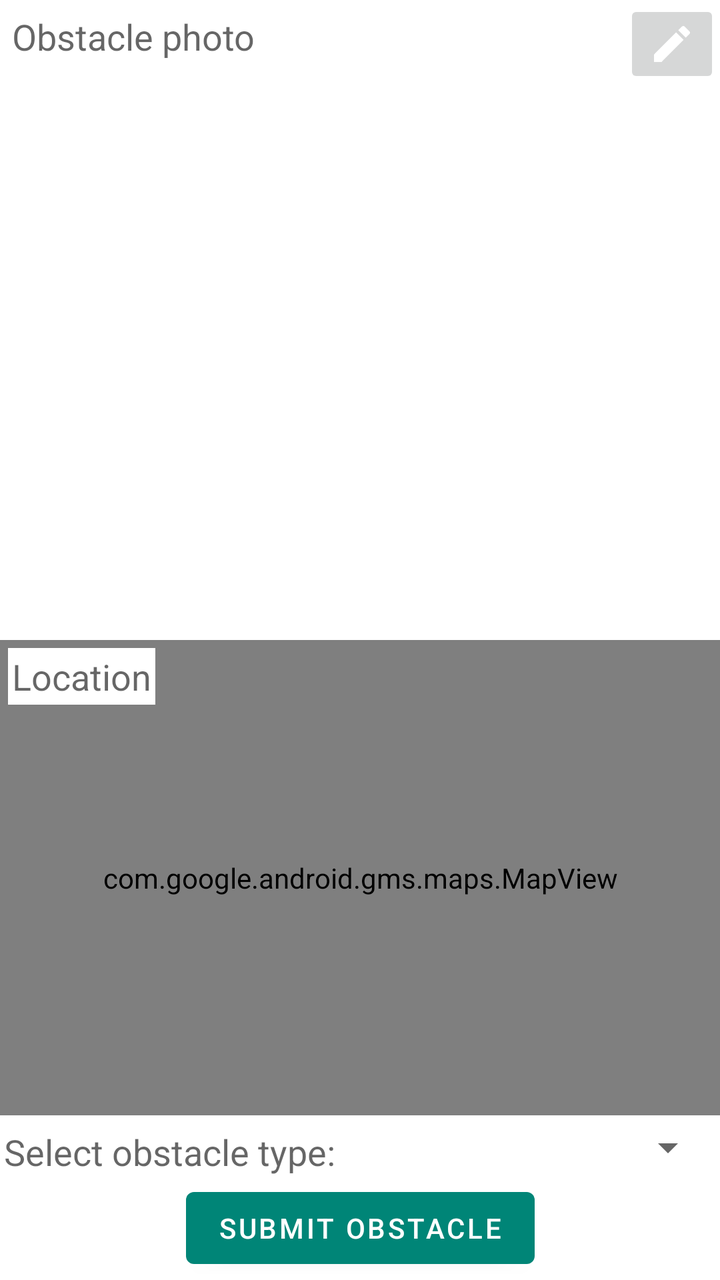
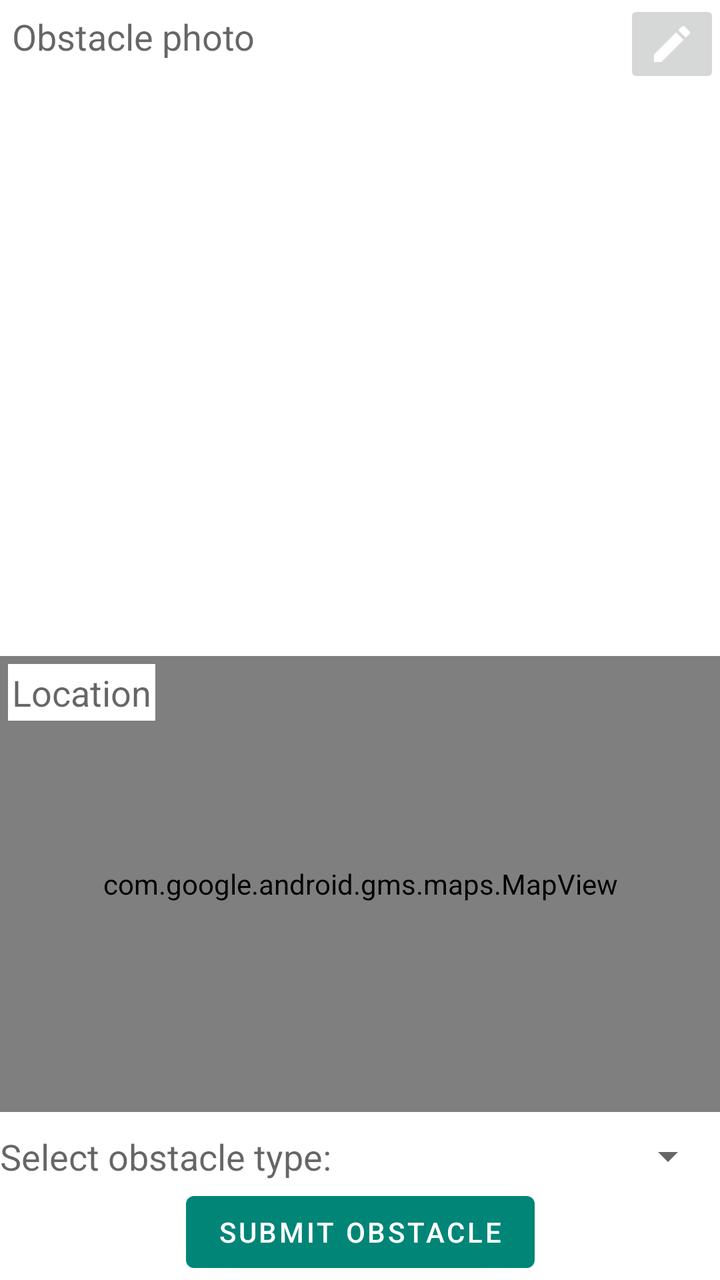

Two renders of the same Android screen: before a commit and after it. Below are the layout's source before the change and the commit's diff.
<!-- AndroidManifest.xml: application theme AppTheme -->
<!-- res/layout/fragment_obstacle_edit.xml -->
<?xml version="1.0" encoding="utf-8"?>
<androidx.constraintlayout.widget.ConstraintLayout xmlns:android="http://schemas.android.com/apk/res/android"
    xmlns:app="http://schemas.android.com/apk/res-auto"
    xmlns:map="http://schemas.android.com/apk/res-auto"
    xmlns:tools="http://schemas.android.com/tools"
    android:layout_width="match_parent"
    android:layout_height="match_parent"
    android:layout_margin="@dimen/margin_small"
    tools:context=".ObstacleEditFragment">

    <ImageView
        android:id="@+id/obstacle_image_view"
        android:layout_width="match_parent"
        android:layout_height="0dp"
        android:layout_marginBottom="4dp"
        android:scaleType="centerCrop"
        app:layout_constraintEnd_toEndOf="parent"
        app:layout_constraintHeight_percent="0.5"
        app:layout_constraintStart_toStartOf="parent"
        app:layout_constraintTop_toTopOf="parent">

    </ImageView>

    <TextView
        android:id="@+id/photo_title"
        style="@style/TextAppearance.AppCompat.Medium"
        android:layout_width="wrap_content"
        android:layout_height="wrap_content"
        android:layout_margin="4dp"
        android:background="@android:color/white"
        android:padding="2dp"
        android:text="Obstacle photo"
        app:layout_constraintStart_toStartOf="@id/obstacle_image_view"
        app:layout_constraintTop_toTopOf="@id/obstacle_image_view" />

    <ImageButton
        android:id="@+id/button_edit_photo"
        android:layout_width="wrap_content"
        android:layout_height="wrap_content"
        android:src="@drawable/ic_edit_white_24dp"
        app:layout_constraintEnd_toEndOf="@id/obstacle_image_view"
        app:layout_constraintTop_toTopOf="@id/obstacle_image_view" />

    <com.google.android.gms.maps.MapView
        android:id="@+id/map"
        android:layout_width="match_parent"
        android:layout_height="0dp"
        android:layout_marginBottom="4dp"
        app:layout_constraintBottom_toTopOf="@id/select_obstacle_type_text"
        app:layout_constraintEnd_toEndOf="parent"
        app:layout_constraintStart_toStartOf="parent"
        app:layout_constraintTop_toBottomOf="@id/obstacle_image_view"
        map:mapType="normal"
        map:uiRotateGestures="false"
        map:uiScrollGestures="true"
        map:uiTiltGestures="false" />

    <TextView
        android:id="@+id/map_title"
        style="@style/TextAppearance.AppCompat.Medium"
        android:layout_width="wrap_content"
        android:layout_height="wrap_content"
        android:layout_margin="4dp"
        android:background="@android:color/white"
        android:padding="2dp"
        android:text="Location"
        app:layout_constraintStart_toStartOf="@id/map"
        app:layout_constraintTop_toTopOf="@id/map" />

    <TextView
        android:id="@+id/select_obstacle_type_text"
        style="@style/TextAppearance.AppCompat.Medium"
        android:layout_width="wrap_content"
        android:layout_height="wrap_content"
        android:layout_margin="2dp"
        android:text="@string/select_obstacle_type"
        app:layout_constraintBottom_toTopOf="@id/button_submit"
        app:layout_constraintStart_toStartOf="parent"
        app:layout_constraintTop_toBottomOf="@id/map" />

    <Spinner
        android:id="@+id/spinner"
        android:layout_width="wrap_content"
        android:layout_height="wrap_content"
        android:layout_margin="2dp"
        app:layout_constraintBottom_toTopOf="@id/button_submit"
        app:layout_constraintEnd_toEndOf="parent"
        app:layout_constraintTop_toBottomOf="@id/map" />

    <Button
        android:id="@+id/button_submit"
        android:layout_width="wrap_content"
        android:layout_height="wrap_content"
        android:text="Submit obstacle"
        app:layout_constraintBottom_toBottomOf="parent"
        app:layout_constraintEnd_toEndOf="parent"
        app:layout_constraintStart_toStartOf="parent"
        app:layout_constraintTop_toBottomOf="@id/spinner" />

</androidx.constraintlayout.widget.ConstraintLayout>
<!-- resources referenced by this layout -->
<resources>
  <dimen name="margin_small">8dp</dimen>
  <!-- drawable ic_edit_white_24dp (drawable) -->
  <vector android:height="24dp" android:tint="#FFFFFF"
      android:viewportHeight="24.0" android:viewportWidth="24.0"
      android:width="24dp" xmlns:android="http://schemas.android.com/apk/res/android">
      <path android:fillColor="#FF000000" android:pathData="M3,17.25V21h3.75L17.81,9.94l-3.75,-3.75L3,17.25zM20.71,7.04c0.39,-0.39 0.39,-1.02 0,-1.41l-2.34,-2.34c-0.39,-0.39 -1.02,-0.39 -1.41,0l-1.83,1.83 3.75,3.75 1.83,-1.83z"/>
  </vector>
  <string name="select_obstacle_type">Select obstacle type:</string>
  <style name="AppTheme" parent="Theme.MaterialComponents.Light.DarkActionBar">
          
          <item name="colorPrimary">@color/colorPrimary</item>
          <item name="colorPrimaryDark">@color/colorPrimaryDark</item>
          <item name="colorAccent">@color/colorAccent</item>
      </style>
  <color name="colorPrimary">#008577</color>
  <color name="colorPrimaryDark">#00574B</color>
  <color name="colorAccent">#4CAF50</color>
</resources>

<!-- the commit's change to res/layout/fragment_obstacle_edit.xml (unified diff, before → after) -->
@@ -12,10 +12,11 @@
         android:id="@+id/obstacle_image_view"
         android:layout_width="match_parent"
         android:layout_height="0dp"
-        android:layout_marginBottom="4dp"
+        android:layout_marginBottom="@dimen/margin_small"
         android:scaleType="centerCrop"
         app:layout_constraintEnd_toEndOf="parent"
         app:layout_constraintHeight_percent="0.5"
+        app:layout_constraintBottom_toTopOf="@id/map"
         app:layout_constraintStart_toStartOf="parent"
         app:layout_constraintTop_toTopOf="parent">
 
@@ -45,8 +46,8 @@
         android:id="@+id/map"
         android:layout_width="match_parent"
         android:layout_height="0dp"
-        android:layout_marginBottom="4dp"
-        app:layout_constraintBottom_toTopOf="@id/select_obstacle_type_text"
+        android:layout_marginBottom="@dimen/margin_small"
+        app:layout_constraintBottom_toTopOf="@id/select_obstacle_type_layout"
         app:layout_constraintEnd_toEndOf="parent"
         app:layout_constraintStart_toStartOf="parent"
         app:layout_constraintTop_toBottomOf="@id/obstacle_image_view"
@@ -67,25 +68,38 @@
         app:layout_constraintStart_toStartOf="@id/map"
         app:layout_constraintTop_toTopOf="@id/map" />
 
-    <TextView
-        android:id="@+id/select_obstacle_type_text"
-        style="@style/TextAppearance.AppCompat.Medium"
-        android:layout_width="wrap_content"
+    <androidx.constraintlayout.widget.ConstraintLayout
+        android:id="@+id/select_obstacle_type_layout"
+        android:layout_width="match_parent"
         android:layout_height="wrap_content"
-        android:layout_margin="2dp"
-        android:text="@string/select_obstacle_type"
-        app:layout_constraintBottom_toTopOf="@id/button_submit"
-        app:layout_constraintStart_toStartOf="parent"
-        app:layout_constraintTop_toBottomOf="@id/map" />
-
-    <Spinner
-        android:id="@+id/spinner"
-        android:layout_width="wrap_content"
-        android:layout_height="wrap_content"
-        android:layout_margin="2dp"
         app:layout_constraintBottom_toTopOf="@id/button_submit"
         app:layout_constraintEnd_toEndOf="parent"
-        app:layout_constraintTop_toBottomOf="@id/map" />
+        app:layout_constraintStart_toStartOf="parent"
+        app:layout_constraintTop_toBottomOf="@id/map">
+
+        <TextView
+            android:id="@+id/select_obstacle_type_text"
+            style="@style/TextAppearance.AppCompat.Medium"
+            android:layout_width="wrap_content"
+            android:layout_height="wrap_content"
+            android:layout_marginEnd="@dimen/margin_large"
+            android:text="@string/select_obstacle_type"
+            app:layout_constraintBottom_toBottomOf="parent"
+            app:layout_constraintEnd_toStartOf="@id/spinner"
+            app:layout_constraintStart_toStartOf="parent"
+            app:layout_constraintTop_toTopOf="parent" />
+
+        <Spinner
+            android:id="@+id/spinner"
+            android:layout_width="0dp"
+            android:layout_height="wrap_content"
+            android:layout_margin="2dp"
+            android:gravity="center"
+            app:layout_constraintBottom_toBottomOf="parent"
+            app:layout_constraintEnd_toEndOf="parent"
+            app:layout_constraintStart_toEndOf="@id/select_obstacle_type_text"
+            app:layout_constraintTop_toTopOf="parent" />
+    </androidx.constraintlayout.widget.ConstraintLayout>
 
     <Button
         android:id="@+id/button_submit"
@@ -95,6 +109,6 @@
         app:layout_constraintBottom_toBottomOf="parent"
         app:layout_constraintEnd_toEndOf="parent"
         app:layout_constraintStart_toStartOf="parent"
-        app:layout_constraintTop_toBottomOf="@id/spinner" />
+        app:layout_constraintTop_toBottomOf="@id/select_obstacle_type_layout" />
 
 </androidx.constraintlayout.widget.ConstraintLayout>
<!-- resource entries referenced after the edit -->
@@ -1,5 +1,6 @@
 <!-- resources referenced by this layout -->
 <resources>
+  <dimen name="margin_large">32dp</dimen>
   <dimen name="margin_small">8dp</dimen>
   <!-- drawable ic_edit_white_24dp (drawable) -->
   <vector android:height="24dp" android:tint="#FFFFFF"
